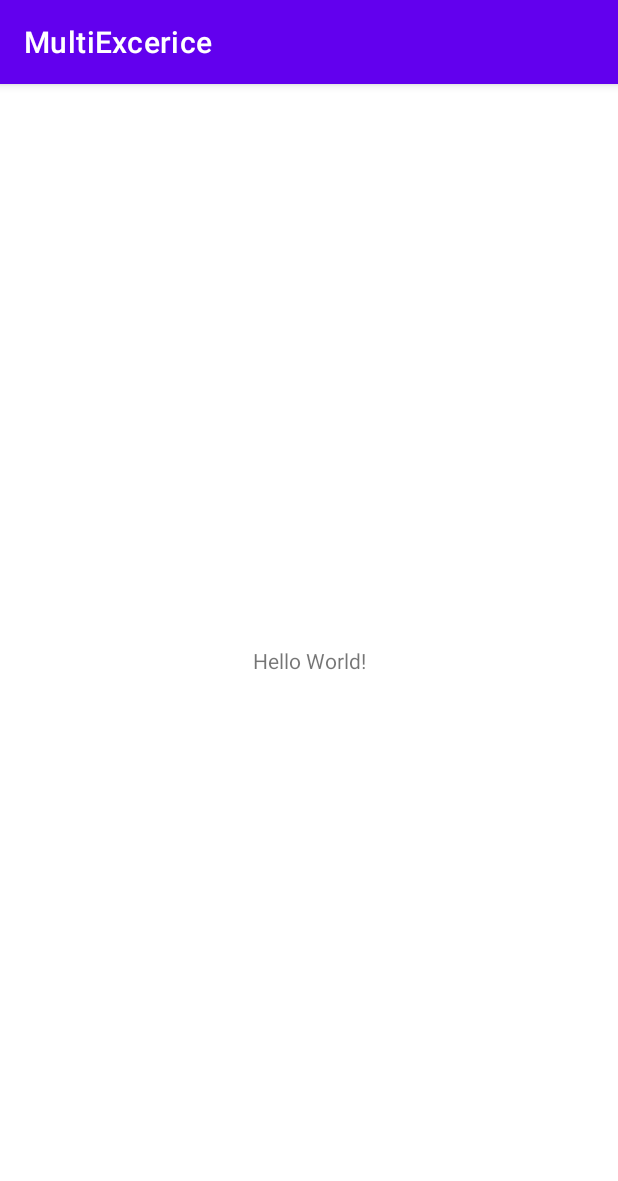
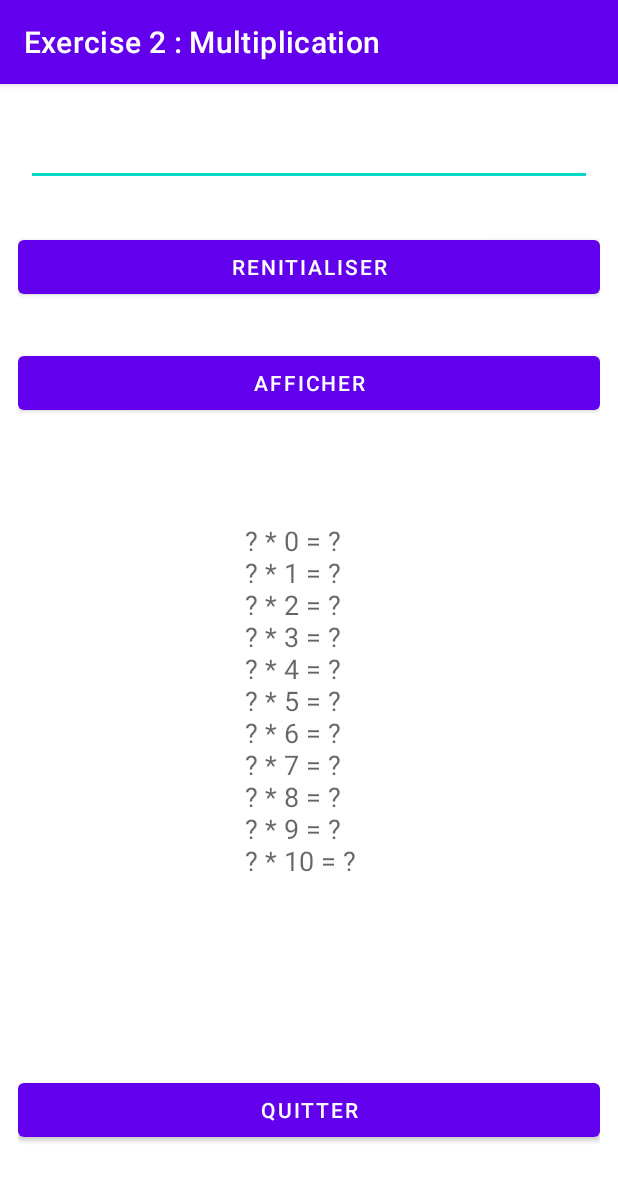
Before and after one commit to Tarik-Harda/Multiplication-App, an Android app: the screen it shows after launch (MainActivity), on a phone screen of 412 x 824 dp. Shown: the top 1181 px of the screen. Run offline under Robolectric (Android 15) with nearby library versions, the phone set to English and light mode, and no system bars.

Commit message:
Design Activity & add identification expect textview

```diff
--- a/app/src/main/java/com/example/multiexcerice/MainActivity.java
+++ b/app/src/main/java/com/example/multiexcerice/MainActivity.java
@@ -3,12 +3,25 @@ package com.example.multiexcerice;
 import androidx.appcompat.app.AppCompatActivity;
 
 import android.os.Bundle;
+import android.widget.Button;
+import android.widget.EditText;
+import android.widget.TextView;
+
+import org.w3c.dom.Text;
 
 public class MainActivity extends AppCompatActivity {
-
+    Button btn_renitializer,btn_afficher,btn_quitter;
+    EditText ed_number;
     @Override
     protected void onCreate(Bundle savedInstanceState) {
         super.onCreate(savedInstanceState);
         setContentView(R.layout.activity_main);
+        setTitle("Exercise 2 : Multiplication");
+
+        btn_renitializer=findViewById(R.id.btn_renitialiser);
+        btn_afficher=findViewById(R.id.btn_afficher);
+        btn_quitter=findViewById(R.id.bnt_quitter);
+        ed_number=findViewById(R.id.ed_number);
+
     }
 }
--- a/app/src/main/res/layout/activity_main.xml
+++ b/app/src/main/res/layout/activity_main.xml
@@ -4,15 +4,67 @@
     xmlns:tools="http://schemas.android.com/tools"
     android:layout_width="match_parent"
     android:layout_height="match_parent"
+    android:padding="12dp"
     tools:context=".MainActivity">
 
-    <TextView
-        android:layout_width="wrap_content"
-        android:layout_height="wrap_content"
-        android:text="Hello World!"
-        app:layout_constraintBottom_toBottomOf="parent"
+    <EditText
+        android:id="@+id/ed_number"
+        android:layout_width="377dp"
+        android:layout_height="40dp"
+        android:layout_marginTop="16dp"
+        android:ems="10"
+        android:inputType="numberDecimal"
         app:layout_constraintEnd_toEndOf="parent"
         app:layout_constraintStart_toStartOf="parent"
         app:layout_constraintTop_toTopOf="parent" />
 
+    <Button
+        android:id="@+id/btn_renitialiser"
+        android:layout_width="0dp"
+        android:layout_height="wrap_content"
+        android:text="RENITIALISER"
+        app:layout_constraintBottom_toBottomOf="parent"
+        app:layout_constraintEnd_toEndOf="parent"
+        app:layout_constraintHorizontal_bias="0.476"
+        app:layout_constraintStart_toStartOf="parent"
+        app:layout_constraintTop_toTopOf="parent"
+        app:layout_constraintVertical_bias="0.124" />
+
+    <Button
+        android:id="@+id/btn_afficher"
+        android:layout_width="0dp"
+        android:layout_height="wrap_content"
+        android:text="AFFICHER"
+        app:layout_constraintBottom_toBottomOf="parent"
+        app:layout_constraintEnd_toEndOf="parent"
+        app:layout_constraintHorizontal_bias="0.666"
+        app:layout_constraintStart_toStartOf="parent"
+        app:layout_constraintTop_toTopOf="parent"
+        app:layout_constraintVertical_bias="0.235" />
+
+    <Button
+        android:id="@+id/bnt_quitter"
+        android:layout_width="0dp"
+        android:layout_height="wrap_content"
+        android:text="QUITTER"
+        app:layout_constraintBottom_toBottomOf="parent"
+        app:layout_constraintEnd_toEndOf="parent"
+        app:layout_constraintHorizontal_bias="0.666"
+        app:layout_constraintStart_toStartOf="parent"
+        app:layout_constraintTop_toTopOf="parent"
+        app:layout_constraintVertical_bias="0.931" />
+
+    <TextView
+        android:id="@+id/textView"
+        android:layout_width="84dp"
+        android:layout_height="242dp"
+        android:text="\? * 0 = ?\n\? * 1 = ?\n\? * 2 = ?\n\? * 3 = ?\n\? * 4 = ?\n? * 5 = ? \n\? * 6 = ?\n? * 7 = ? \n\? * 8 = ?\n\? * 9 = ?\n\? * 10 = ?"
+        android:textAppearance="@style/TextAppearance.AppCompat.Medium"
+        app:layout_constraintBottom_toBottomOf="parent"
+        app:layout_constraintEnd_toEndOf="parent"
+        app:layout_constraintHorizontal_bias="0.498"
+        app:layout_constraintStart_toStartOf="parent"
+        app:layout_constraintTop_toBottomOf="@+id/btn_afficher"
+        app:layout_constraintVertical_bias="0.237" />
+
 </androidx.constraintlayout.widget.ConstraintLayout>
```
